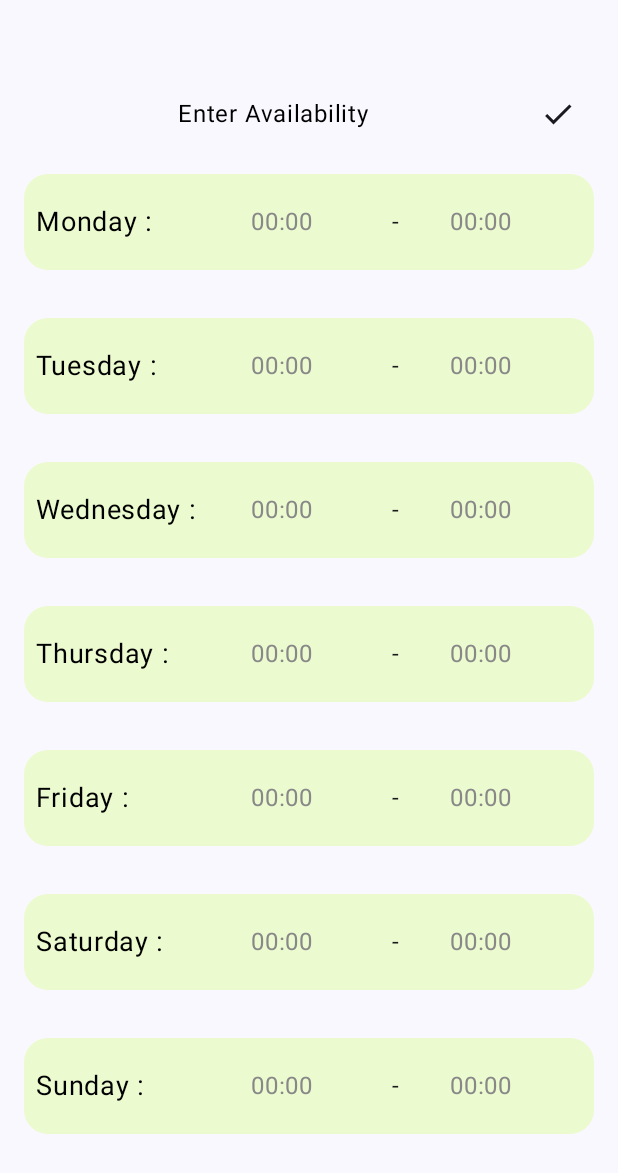
After one commit to alexjosf/mywork, an Android app built with Jetpack Compose: the AvailabilityScreen screen opened through its navigation route, on a phone screen of 412 x 824 dp. The commit adds this screen. Shown: the top 1173 px of the screen. Run offline under Robolectric (Android 15) with nearby library versions, the phone set to English and light mode, and no system bars.

Commit message:
Availability screen done

```diff
--- a/app/src/main/java/com/example/mywork/MainActivity.kt
+++ b/app/src/main/java/com/example/mywork/MainActivity.kt
@@ -29,10 +29,12 @@ import androidx.compose.runtime.setValue
 import androidx.compose.ui.Modifier
 import androidx.compose.ui.graphics.Color
 import androidx.compose.ui.unit.dp
+import androidx.navigation.NavHostController
 import androidx.navigation.compose.NavHost
 import androidx.navigation.compose.composable
 import androidx.navigation.compose.rememberNavController
 import com.example.mywork.ui.screens.AccountScreen
+import com.example.mywork.ui.screens.AvailabilityScreen
 import com.example.mywork.ui.screens.LogInScreen
 import com.example.mywork.ui.theme.MyworkTheme
 
@@ -56,13 +58,14 @@ fun MainScreen() {
         startDestination = "logIn",
     ) {
         composable("logIn") { LogInScreen(navController) }
-        composable("bottomBar") { BottomNavigationBar() }
+        composable("bottomBar") { BottomNavigationBar(navController) }
+        composable("availabilityScreen") { AvailabilityScreen(navController) }
     }
 
 }
 
 @Composable
-fun BottomNavigationBar() {
+fun BottomNavigationBar(navController: NavHostController) {
     var selectedItem by remember { mutableIntStateOf(0) }
     val items = listOf(Icons.Default.Home, Icons.Default.DateRange, Icons.Default.Person)
 
@@ -94,9 +97,9 @@ fun BottomNavigationBar() {
             }
         }) { paddingValues ->
         when (selectedItem) {
-            0 -> HomeScreen(Modifier.padding(paddingValues))
-            1 -> ScheduleScreen(Modifier.padding(paddingValues))
-            2 -> AccountScreen(Modifier.padding(paddingValues))
+            0 -> HomeScreen(Modifier.padding(paddingValues), navController)
+            1 -> ScheduleScreen(Modifier.padding(paddingValues), navController)
+            2 -> AccountScreen(Modifier.padding(paddingValues), navController)
         }
     }
 }
--- a/app/src/main/java/com/example/mywork/ui/screens/AccountScreen.kt
+++ b/app/src/main/java/com/example/mywork/ui/screens/AccountScreen.kt
@@ -38,10 +38,11 @@ import androidx.compose.ui.res.painterResource
 import androidx.compose.ui.text.font.FontWeight
 import androidx.compose.ui.unit.dp
 import androidx.compose.ui.unit.sp
+import androidx.navigation.NavHostController
 import com.example.mywork.R
 
 @Composable
-fun AccountScreen(modifier: Modifier) {
+fun AccountScreen(modifier: Modifier, navController: NavHostController) {
     Column(
         modifier = modifier
             .fillMaxSize()
@@ -67,7 +68,7 @@ fun AccountScreen(modifier: Modifier) {
                 )
                 Text("Clink clubhouse")
             }
-            OrganizationSelectorMenu()
+            OrganizationSelectorMenu(navController)
         }
         LazyColumn(
             modifier = Modifier
@@ -75,7 +76,7 @@ fun AccountScreen(modifier: Modifier) {
             horizontalAlignment = Alignment.CenterHorizontally
         ) {
             item {
-                DataDetails()
+                DataDetails(navController)
             }
         }
         Button(
@@ -99,7 +100,8 @@ fun AccountScreen(modifier: Modifier) {
 }
 
 @Composable
-fun DataDetails() {
+fun DataDetails(navController: NavHostController) {
+
     Text(
         "PROFILE",
         modifier = Modifier.padding(8.dp),
@@ -151,14 +153,16 @@ fun DataDetails() {
             fontWeight = FontWeight.Bold,
             color = Color.Black,
         )
+        IconButton(
+            onClick = { navController.navigate("availabilityScreen") }){
         Icon(
             Icons.AutoMirrored.Filled.ArrowForward, contentDescription = "ADD"
-        )
+        )}
     }
 }
 
 @Composable
-fun OrganizationSelectorMenu() {
+fun OrganizationSelectorMenu(navController: NavHostController) {
     var menuVisible by remember { mutableStateOf(false) }
     IconButton(
         onClick = { menuVisible = !menuVisible }) {
@@ -218,7 +222,7 @@ fun OrganizationSelectorMenu() {
                         Icons.Default.Add, contentDescription = "ADD"
                     )
                 }
-            }, onClick = { /* Do something... */ })
+            }, onClick = {navController.navigate("logIn")})
         }
     }
 
--- /dev/null
+++ b/app/src/main/java/com/example/mywork/ui/screens/AvailabilityScreen.kt
@@ -0,0 +1,149 @@
+package com.example.mywork.ui.screens
+
+import androidx.compose.foundation.background
+import androidx.compose.foundation.layout.Arrangement
+import androidx.compose.foundation.layout.Box
+import androidx.compose.foundation.layout.Column
+import androidx.compose.foundation.layout.Row
+import androidx.compose.foundation.layout.fillMaxSize
+import androidx.compose.foundation.layout.fillMaxWidth
+import androidx.compose.foundation.layout.padding
+import androidx.compose.foundation.layout.width
+import androidx.compose.foundation.shape.RoundedCornerShape
+import androidx.compose.foundation.text.BasicTextField
+import androidx.compose.material.icons.Icons
+import androidx.compose.material.icons.filled.Check
+import androidx.compose.material3.Icon
+import androidx.compose.material3.IconButton
+import androidx.compose.material3.Scaffold
+import androidx.compose.material3.Text
+import androidx.compose.runtime.Composable
+import androidx.compose.runtime.getValue
+import androidx.compose.runtime.mutableStateOf
+import androidx.compose.runtime.remember
+import androidx.compose.runtime.setValue
+import androidx.compose.ui.Alignment
+import androidx.compose.ui.Modifier
+import androidx.compose.ui.draw.clip
+import androidx.compose.ui.graphics.Color
+import androidx.compose.ui.unit.dp
+import androidx.compose.ui.unit.sp
+import androidx.navigation.NavController
+
+@Composable
+fun AvailabilityScreen(navController: NavController) {
+
+    Scaffold(
+        modifier = Modifier
+            .fillMaxSize()
+    ) { paddingValues ->
+        Column(
+            modifier = Modifier
+                .padding(paddingValues)
+                .fillMaxSize(),
+            verticalArrangement = Arrangement.Center,
+            horizontalAlignment = Alignment.CenterHorizontally
+        ) {
+            Row(
+                modifier = Modifier
+                    .padding(horizontal = 16.dp)
+                    .fillMaxWidth(),
+                horizontalArrangement = Arrangement.SpaceBetween,
+                verticalAlignment = Alignment.CenterVertically
+            ){
+                Box{}
+                Text(
+                    "Enter Availability",
+                    fontSize = 16.sp,
+                    color = Color.Black,
+                    modifier = Modifier
+                )
+                IconButton(
+                    onClick = { navController.popBackStack() }
+                ) {
+                    Icon(
+                        Icons.Default.Check, contentDescription = "ADD"
+                    )
+                }
+            }
+            AvailabilityCard("Monday")
+            AvailabilityCard("Tuesday")
+            AvailabilityCard("Wednesday")
+            AvailabilityCard("Thursday")
+            AvailabilityCard("Friday")
+            AvailabilityCard("Saturday")
+            AvailabilityCard("Sunday")
+        }
+    }
+}
+
+@Composable
+fun AvailabilityCard(day: String, placeholder: String = "00:00") {
+    var from by remember { mutableStateOf("") }
+    var to by remember { mutableStateOf("") }
+    Row(
+        modifier = Modifier
+            .padding(16.dp)
+            .clip(RoundedCornerShape(16.dp))
+            .background(Color(0xFFecfacf))
+            .fillMaxWidth()
+            .padding(8.dp),
+        horizontalArrangement = Arrangement.SpaceBetween,
+        verticalAlignment = Alignment.CenterVertically
+    ) {
+        Text(
+            text = "$day :",
+            fontSize = 18.sp,
+            color = Color.Black,
+            modifier = Modifier.width(110.dp)
+        )
+        BasicTextField(
+            value = from,
+            onValueChange = {newText ->
+                if (newText.length <= 5 && newText.all { it.isDigit() || it == ':' }) {
+                    from = newText
+                }},
+            textStyle = androidx.compose.ui.text.TextStyle(
+                fontSize = 18.sp,
+                color = Color.Black
+            ),
+            modifier = Modifier
+                .padding(horizontal = 16.dp)
+                .clip(RoundedCornerShape(8.dp))
+                .background(Color(0xFFecfacf))
+                .padding(12.dp)
+                .width(60.dp),
+            maxLines = 1,
+            decorationBox = { innerTextField ->
+                if (from.isEmpty()) {
+                    Text(placeholder, color = Color.Gray)
+                }
+                innerTextField()
+            }
+        )
+        Text("-")
+        BasicTextField(
+            value = to,
+            onValueChange = {newText ->
+                if (newText.length <= 5 && newText.all { it.isDigit() || it == ':' }) {
+                    to = newText
+                }},
+            textStyle = androidx.compose.ui.text.TextStyle(
+                fontSize = 18.sp,
+                color = Color.Black
+            ),
+            modifier = Modifier
+                .padding(horizontal = 16.dp)
+                .clip(RoundedCornerShape(8.dp))
+                .background(Color(0xFFecfacf))
+                .padding(12.dp)
+                .width(60.dp),
+            decorationBox = { innerTextField ->
+                if (to.isEmpty()) {
+                    Text(placeholder, color = Color.Gray)
+                }
+                innerTextField()
+            }
+        )
+    }
+}
--- a/app/src/main/java/com/example/mywork/ui/screens/HomeScreen.kt
+++ b/app/src/main/java/com/example/mywork/ui/screens/HomeScreen.kt
@@ -22,9 +22,10 @@ import androidx.compose.ui.graphics.Color
 import androidx.compose.ui.text.font.FontWeight
 import androidx.compose.ui.unit.dp
 import androidx.compose.ui.unit.sp
+import androidx.navigation.NavHostController
 
 @Composable
-fun HomeScreen(modifier: Modifier) {
+fun HomeScreen(modifier: Modifier, navController: NavHostController) {
     Column(
         modifier = modifier
             .fillMaxSize(),
--- a/app/src/main/java/com/example/mywork/ui/screens/ScheduleScreen.kt
+++ b/app/src/main/java/com/example/mywork/ui/screens/ScheduleScreen.kt
@@ -34,9 +34,10 @@ import androidx.compose.ui.text.font.FontWeight
 import androidx.compose.ui.text.style.TextOverflow
 import androidx.compose.ui.unit.dp
 import androidx.compose.ui.unit.sp
+import androidx.navigation.NavHostController
 
 @Composable
-fun ScheduleScreen(modifier: Modifier) {
+fun ScheduleScreen(modifier: Modifier, navController: NavHostController) {
     Column(
         modifier = modifier
             .fillMaxSize(),
```
